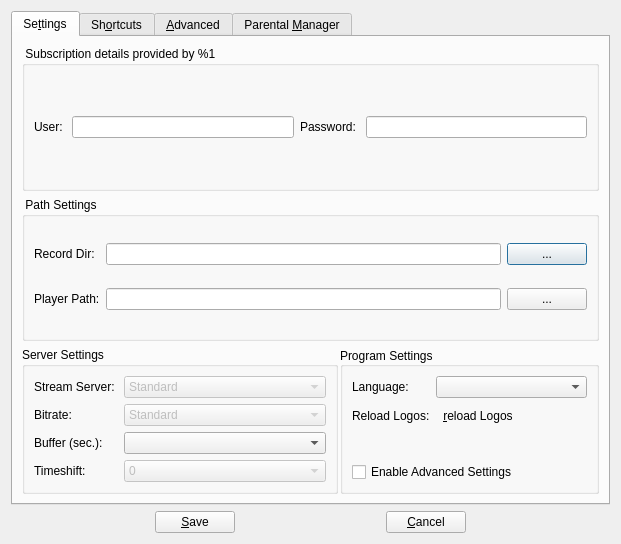
Before: the Qt Designer form vlc-record/forms/csettingsdlg.ui in code-google-com/vlc-record, drawn with Qt 5.
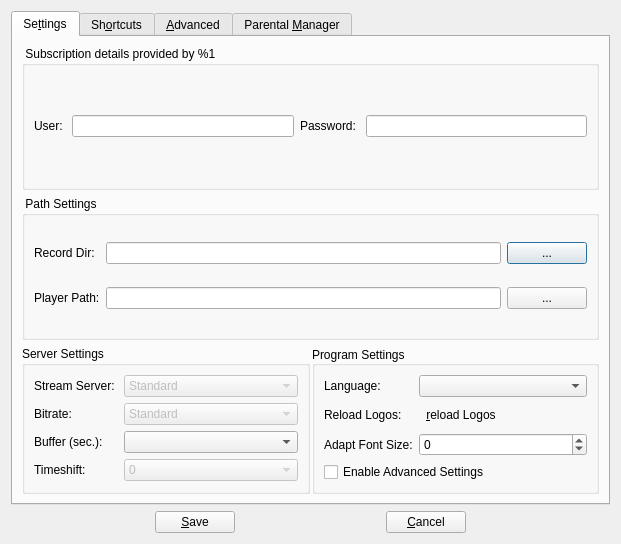
After: the same form once the commit is applied. Icons and pictures are not drawn. Custom widgets are drawn as their Qt base class.

Commit message: - remove font size change settings from main dialog  - add it to settings

Patch:
```diff
--- a/vlc-record/forms/csettingsdlg.ui
+++ b/vlc-record/forms/csettingsdlg.ui
@@ -126,7 +126,7 @@
         </widget>
        </item>
        <item>
-        <layout class="QHBoxLayout" name="horizontalLayout_2" stretch="55,45">
+        <layout class="QHBoxLayout" name="horizontalLayout_2" stretch="0,0">
          <property name="spacing">
           <number>2</number>
          </property>
@@ -136,6 +136,9 @@
             <string>Server Settings</string>
            </property>
            <layout class="QFormLayout" name="formLayout_3">
+            <property name="fieldGrowthPolicy">
+             <enum>QFormLayout::AllNonFixedFieldsGrow</enum>
+            </property>
             <item row="0" column="0">
              <widget class="QLabel" name="labStreamServer">
               <property name="text">
@@ -229,6 +232,9 @@
            <layout class="QVBoxLayout" name="verticalLayout_2">
             <item>
              <layout class="QFormLayout" name="formLayout">
+              <property name="fieldGrowthPolicy">
+               <enum>QFormLayout::AllNonFixedFieldsGrow</enum>
+              </property>
               <property name="horizontalSpacing">
                <number>6</number>
               </property>
@@ -278,6 +284,26 @@
                 </property>
                </widget>
               </item>
+              <item row="2" column="1">
+               <widget class="QSpinBox" name="spinBoxFontDelta">
+                <property name="readOnly">
+                 <bool>false</bool>
+                </property>
+                <property name="minimum">
+                 <number>-10</number>
+                </property>
+                <property name="maximum">
+                 <number>10</number>
+                </property>
+               </widget>
+              </item>
+              <item row="2" column="0">
+               <widget class="QLabel" name="label_24">
+                <property name="text">
+                 <string>Adapt Font Size:</string>
+                </property>
+               </widget>
+              </item>
              </layout>
             </item>
             <item>
```
The commit also changes 8 other files.
